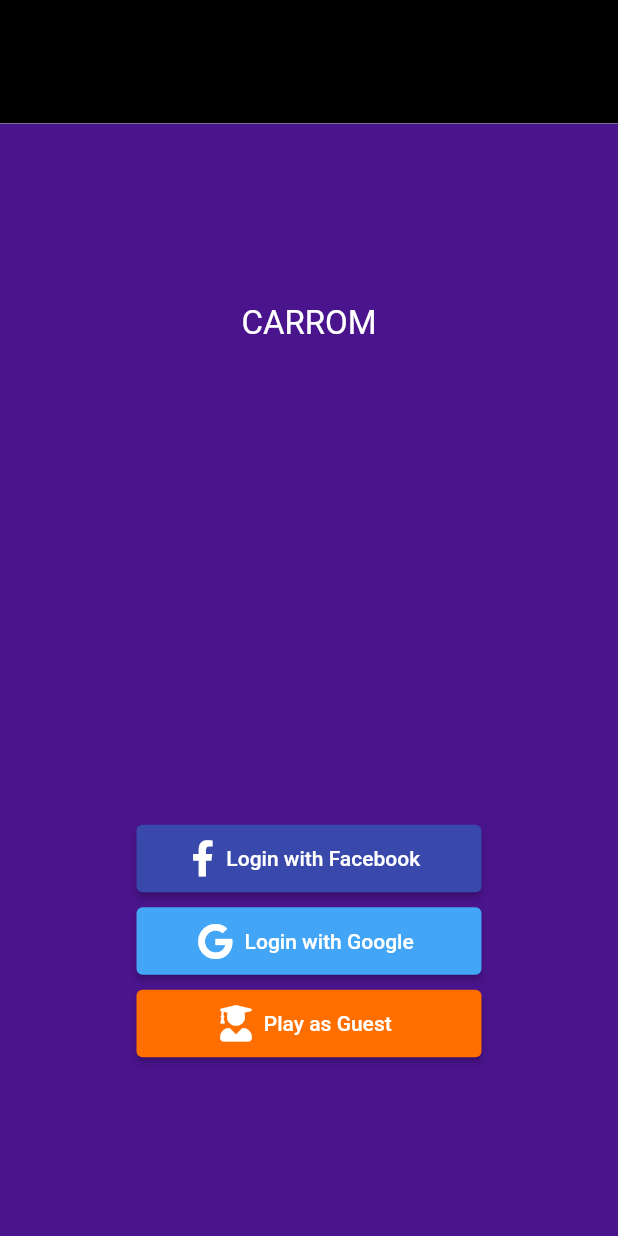
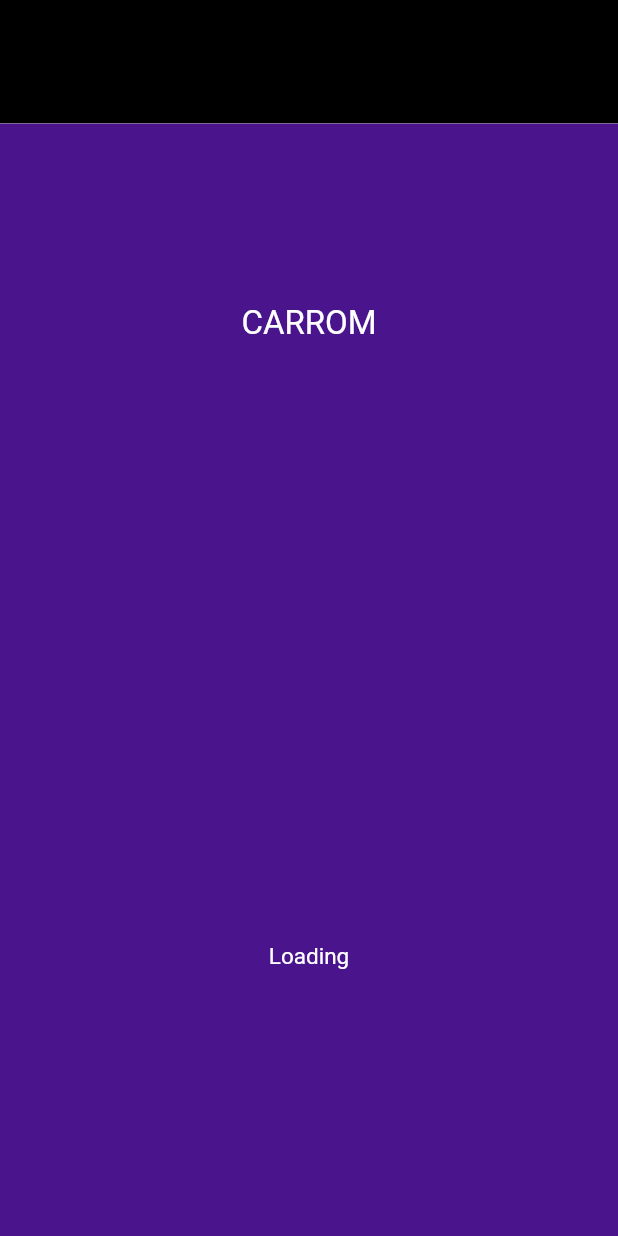
Before and after one commit to Wahed08/CustomUI, a Flutter app: the screen it shows after launch, after a tap on "Carrom", on a phone screen of 412 x 824 dp. Run offline on Flutter 3.47's test engine with Material 2 defaults, Android fonts, the phone set to English and light mode, and no system bars; our stand-ins replace carousel_slider, firebase_auth, firebase_core, font_awesome_flutter, google_sign_in; accounts and stored records are empty.

Commit message:
loading spinner

```diff
--- a/testBottomSheet/lib/task/loadingCarrom.dart
+++ b/testBottomSheet/lib/task/loadingCarrom.dart
@@ -1,7 +1,8 @@
+import 'package:firebase_auth/firebase_auth.dart';
 import 'package:flutter/material.dart';
-import 'package:font_awesome_flutter/font_awesome_flutter.dart';
 import 'package:provider/provider.dart';
 import './googleUser.dart';
+import './signInOptions.dart';
 
 class LoadingCarromScreen extends StatefulWidget {
   const LoadingCarromScreen({Key? key}) : super(key: key);
@@ -29,15 +30,13 @@ class _LoadingCarromScreenState extends State<LoadingCarromScreen> {
   @override
   Widget build(BuildContext context) {
 
-    final googleData = Provider.of<GoogleUser>(context, listen: false);
-
     return Scaffold(
       body: Stack(children: [
         Container(
           color: Colors.purple[900],
         ),
         Column(
-          // mainAxisAlignment: MainAxisAlignment.start,
+          mainAxisAlignment: MainAxisAlignment.start,
           children: [
             Center(
               child: Container(
@@ -48,40 +47,10 @@ class _LoadingCarromScreenState extends State<LoadingCarromScreen> {
                 ),
               ),
             ),
-            SizedBox(
-              height: 320,
-            ),
-              ElevatedButton.icon(
-              icon: FaIcon(FontAwesomeIcons.facebookF),
-              style: ElevatedButton.styleFrom(
-                primary: Colors.indigo[600],
-                onPrimary: Colors.white,
-                minimumSize: Size(230, 45)
-              ),
-              onPressed: () {},
-              label: Text("Login with Facebook")),
-              SizedBox(height: 7,),
-              ElevatedButton.icon(
-              icon: FaIcon(FontAwesomeIcons.google),
-              style: ElevatedButton.styleFrom(
-                primary: Colors.blue[400],
-                onPrimary: Colors.white,
-                minimumSize: Size(230, 45)
-              ),
-              onPressed: () {
-                  googleData.googleLogIn();
-              },
-              label: Text("Login with Google")),
-               SizedBox(height: 7,),
-               ElevatedButton.icon(
-              icon: FaIcon(FontAwesomeIcons.userGraduate),
-              style: ElevatedButton.styleFrom(
-                primary: Colors.amber[900],
-                onPrimary: Colors.white,
-                minimumSize: Size(230, 45)
-              ),
-              onPressed: () {},
-              label: Text("Play as Guest")),
+            _isLoading?SizedBox(
+              height: 400,
+            ): SizedBox(height: 320,),
+            _isLoading ? Text("Loading", style: TextStyle(color: Colors.white, fontSize: 15),) : SignInOptions()
           ],
         ),
       ]),
```
Also changed, not shown: testBottomSheet/lib/task/signInOptions.dart (added, +52 -0 lines).
